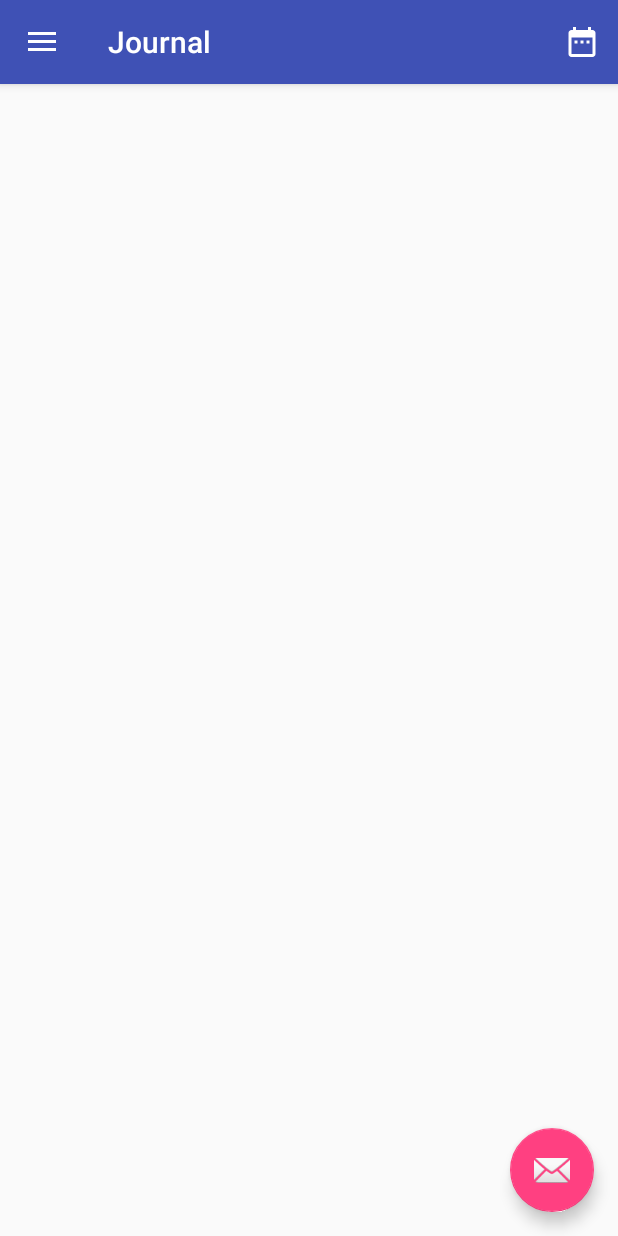
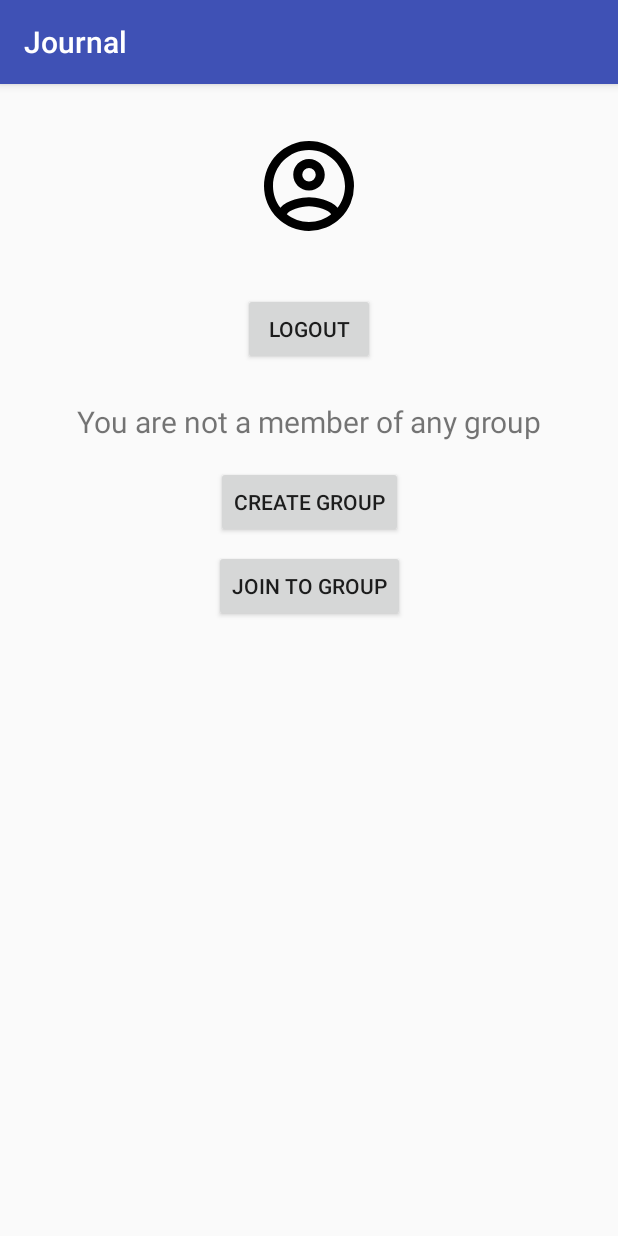
Before and after one commit to pasichenko/Journal, an Android app: the screen it shows after launch once a user with an empty profile is signed in (MainActivity before the commit, StartGroupActivity after it), on a phone screen of 412 x 824 dp. Run offline under Robolectric (Android 15) with nearby library versions, the light colour scheme and no system bars; our stand-ins replace ButterKnife, Firebase (no records; nobody signed in at launch, a user with empty details on screens opened directly), Picasso.

Commit message:
Add ButterKnife Add sign in via google account

```diff
--- a/app/build.gradle
+++ b/app/build.gradle
@@ -44,6 +44,10 @@ android {
                 proguardFiles getDefaultProguardFile('proguard-android.txt'), 'proguard-rules.pro'
             }
         }
+        compileOptions {
+            sourceCompatibility JavaVersion.VERSION_1_8
+            targetCompatibility JavaVersion.VERSION_1_8
+        }
     } else {
         throw new FileNotFoundException("Could not read version.properties!")
     }
--- a/app/src/main/AndroidManifest.xml
+++ b/app/src/main/AndroidManifest.xml
@@ -2,6 +2,7 @@
 <manifest xmlns:android="http://schemas.android.com/apk/res/android"
     package="com.makspasich.journal">
 
+    <uses-permission android:name="android.permission.INTERNET" />
     <application
         android:allowBackup="true"
         android:icon="@mipmap/ic_launcher"
@@ -9,11 +10,12 @@
         android:roundIcon="@mipmap/ic_launcher_round"
         android:supportsRtl="true"
         android:theme="@style/AppTheme">
+        <activity android:name=".activities.StartGroupActivity"></activity>
         <activity
             android:name=".MainActivity"
             android:label="@string/app_name"
             android:screenOrientation="portrait"
-            android:theme="@style/AppTheme.NoActionBar"></activity>
+            android:theme="@style/AppTheme.NoActionBar" />
         <activity android:name=".SignInActivity">
             <intent-filter>
                 <action android:name="android.intent.action.MAIN" />
--- a/app/src/main/java/com/makspasich/journal/MainActivity.java
+++ b/app/src/main/java/com/makspasich/journal/MainActivity.java
@@ -4,6 +4,7 @@ import android.os.Bundle;
 import android.view.Menu;
 import android.view.MenuItem;
 import android.view.View;
+import android.widget.TextView;
 import android.widget.Toast;
 
 import androidx.annotation.NonNull;
@@ -16,27 +17,49 @@ import androidx.drawerlayout.widget.DrawerLayout;
 import com.google.android.material.floatingactionbutton.FloatingActionButton;
 import com.google.android.material.navigation.NavigationView;
 import com.google.android.material.snackbar.Snackbar;
+import com.google.firebase.auth.FirebaseAuth;
+import com.google.firebase.database.DatabaseReference;
+import com.google.firebase.database.FirebaseDatabase;
+
+import butterknife.BindView;
+import butterknife.ButterKnife;
+import butterknife.Unbinder;
 
 public class MainActivity extends AppCompatActivity
-        implements
-        NavigationView.OnNavigationItemSelectedListener {
+        implements NavigationView.OnNavigationItemSelectedListener {
+    private static final String TAG = "MainActivity";
 
-    public static final String DATABASE_NAME = "data.db";
-    public static final int DATABASE_VERSION = 1;
-    public static int selectedDay;
-    public static int selectedMonth;
-    public static int selectedYear;
-    private DrawerLayout drawer;
+    private Unbinder mUnbinder;
+
+    private final FirebaseAuth mAuth;
+    private final DatabaseReference mRootReference;
+
+    //region BindView
+    @BindView(R.id.drawer_layout)
+    protected DrawerLayout drawer;
+    @BindView(R.id.fab)
+    protected FloatingActionButton fab;
+    @BindView(R.id.toolbar)
+    protected Toolbar toolbar;
+    @BindView(R.id.nav_view)
+    protected NavigationView navigationView;
+    //endregion
+
+    private String keyGroup;
+
+    public MainActivity() {
+        mAuth = FirebaseAuth.getInstance();
+        mRootReference = FirebaseDatabase.getInstance().getReference();
+    }
 
     @Override
-    protected void onCreate(Bundle savedInstanceState) {
+    protected void onCreate(final Bundle savedInstanceState) {
         super.onCreate(savedInstanceState);
         setContentView(R.layout.activity_main);
-
-        Toolbar toolbar = findViewById(R.id.toolbar);
+        mUnbinder = ButterKnife.bind(this);
+        keyGroup = getIntent().getStringExtra(SignInActivity.KEY_GROUP);
         setSupportActionBar(toolbar);
 
-        FloatingActionButton fab = findViewById(R.id.fab);
         fab.setOnClickListener(new View.OnClickListener() {
             @Override
             public void onClick(View view) {
@@ -45,9 +68,6 @@ public class MainActivity extends AppCompatActivity
             }
         });
 
-        drawer = findViewById(R.id.drawer_layout);
-
-        NavigationView navigationView = findViewById(R.id.nav_view);
         navigationView.setNavigationItemSelectedListener(this);
 
         ActionBarDrawerToggle toggle = new ActionBarDrawerToggle(
@@ -55,6 +75,16 @@ public class MainActivity extends AppCompatActivity
         drawer.addDrawerListener(toggle);
         toggle.syncState();
 
+        TextView displayName = navigationView.getHeaderView(0).findViewById(R.id.display_name);
+        TextView email = navigationView.getHeaderView(0).findViewById(R.id.email);
+        displayName.setText(mAuth.getCurrentUser().getDisplayName());
+        email.setText(mAuth.getCurrentUser().getEmail());
+    }
+
+    @Override
+    protected void onDestroy() {
+        super.onDestroy();
+        mUnbinder.unbind();
     }
 
     @Override
@@ -93,26 +123,15 @@ public class MainActivity extends AppCompatActivity
     public boolean onNavigationItemSelected(@NonNull MenuItem item) {
         switch (item.getItemId()) {
             case R.id.set_couples_attendance:
-//                getSupportFragmentManager().beginTransaction().replace(R.id.fragment_container,
-//                        new FragmentSetCouplesAttendance()).commit();
                 break;
             case R.id.reason_for_missing_couples:
-//                getSupportFragmentManager().beginTransaction().replace(R.id.fragment_container,
-//                        new FragmentReasonForMissingCouples()).commit();
                 break;
             case R.id.check_couples_attendance:
-//                getSupportFragmentManager().beginTransaction().replace(R.id.fragment_container,
-//                        new FragmentCheckCouplesAttendance()).commit();
                 break;
             case R.id.report_couples_attendance:
-//                getSupportFragmentManager().beginTransaction().replace(R.id.fragment_container,
-//                        new FragmentReportCouplesAttendance()).commit();
                 break;
 
             case R.id.setting_database:
-//                Intent intent = new Intent(MainActivity.this, SettingActivity.class);
-//                startActivity(intent);
-                //Toast.makeText(this, R.string.setting_database, Toast.LENGTH_SHORT).show();
                 break;
             case R.id.nav_send:
                 Toast.makeText(this, R.string.about, Toast.LENGTH_SHORT).show();
@@ -121,5 +140,4 @@ public class MainActivity extends AppCompatActivity
         drawer.closeDrawer(GravityCompat.START);
         return true;
     }
-
 }
--- a/app/src/main/java/com/makspasich/journal/SignInActivity.java
+++ b/app/src/main/java/com/makspasich/journal/SignInActivity.java
@@ -3,8 +3,6 @@ package com.makspasich.journal;
 import android.content.Intent;
 import android.os.Bundle;
 import android.util.Log;
-import android.view.View;
-import android.widget.TextView;
 
 import androidx.annotation.NonNull;
 
@@ -12,49 +10,58 @@ import com.google.android.gms.auth.api.signin.GoogleSignIn;
 import com.google.android.gms.auth.api.signin.GoogleSignInAccount;
 import com.google.android.gms.auth.api.signin.GoogleSignInClient;
 import com.google.android.gms.auth.api.signin.GoogleSignInOptions;
+import com.google.android.gms.common.SignInButton;
 import com.google.android.gms.common.api.ApiException;
-import com.google.android.gms.tasks.OnCompleteListener;
 import com.google.android.gms.tasks.Task;
 import com.google.android.material.snackbar.Snackbar;
 import com.google.firebase.auth.AuthCredential;
-import com.google.firebase.auth.AuthResult;
 import com.google.firebase.auth.FirebaseAuth;
 import com.google.firebase.auth.FirebaseUser;
 import com.google.firebase.auth.GoogleAuthProvider;
+import com.google.firebase.database.DataSnapshot;
+import com.google.firebase.database.DatabaseError;
 import com.google.firebase.database.DatabaseReference;
 import com.google.firebase.database.FirebaseDatabase;
+import com.google.firebase.database.ValueEventListener;
+import com.makspasich.journal.activities.StartGroupActivity;
 import com.makspasich.journal.data.model.User;
+import com.makspasich.journal.data.utils.Constants;
+
+import java.util.Objects;
+
+import butterknife.BindView;
+import butterknife.ButterKnife;
+import butterknife.Unbinder;
 
 public class SignInActivity extends BaseActivity {
+    private static final String TAG = "GoogleActivity";
 
-    private static final String TAG = "GoogleActivity";
+    private Unbinder mUnbinder;
+
     private static final int RC_SIGN_IN = 9001;
+    public static final String KEY_GROUP = "key_group";
+    private final FirebaseAuth mAuth;
+    private final DatabaseReference mRootReference;
+    private GoogleSignInClient mGoogleSignInClient;
 
-    private FirebaseAuth mAuth;
-    private final DatabaseReference mRootDatabase;
-    private GoogleSignInClient mGoogleSignInClient;
-    private TextView mStatusTextView;
-    private TextView mDetailTextView;
+    //region BindView
+    @BindView(R.id.sign_in_google_account)
+    protected SignInButton signInButton;
+    //endregion
 
     public SignInActivity() {
-        mRootDatabase = FirebaseDatabase.getInstance().getReference();
+        mAuth = FirebaseAuth.getInstance();
+        mRootReference = FirebaseDatabase.getInstance().getReference();
     }
 
     @Override
     protected void onCreate(Bundle savedInstanceState) {
         super.onCreate(savedInstanceState);
         setContentView(R.layout.signin_activity);
-
-        mStatusTextView = findViewById(R.id.status);
-        mDetailTextView = findViewById(R.id.detail);
+        mUnbinder = ButterKnife.bind(this);
         setProgressBar(R.id.progressBar);
 
-        findViewById(R.id.button).setOnClickListener(new View.OnClickListener() {
-            @Override
-            public void onClick(View v) {
-                signIn();
-            }
-        });
+        signInButton.setOnClickListener(v -> signIn());
 
         // Configure Google Sign In
         GoogleSignInOptions gso = new GoogleSignInOptions.Builder(GoogleSignInOptions.DEFAULT_SIGN_IN)
@@ -63,8 +70,6 @@ public class SignInActivity extends BaseActivity {
                 .build();
 
         mGoogleSignInClient = GoogleSignIn.getClient(this, gso);
-
-        mAuth = FirebaseAuth.getInstance();
     }
 
     // [START on_start_check_user]
@@ -76,6 +81,12 @@ public class SignInActivity extends BaseActivity {
         if (currentUser != null) {
             onAuthSuccess(currentUser);
         }
+    }
+
+    @Override
+    protected void onDestroy() {
+        super.onDestroy();
+        mUnbinder.unbind();
     }
 
     @Override
@@ -102,9 +113,7 @@ public class SignInActivity extends BaseActivity {
 
         AuthCredential credential = GoogleAuthProvider.getCredential(acct.getIdToken(), null);
         mAuth.signInWithCredential(credential)
-                .addOnCompleteListener(this, new OnCompleteListener<AuthResult>() {
-                    @Override
-                    public void onComplete(@NonNull Task<AuthResult> task) {
+                .addOnCompleteListener(this, task -> {
                     if (task.isSuccessful()) {
                         Log.d(TAG, "signInWithCredential:success");
                         FirebaseUser user = mAuth.getCurrentUser();
@@ -115,7 +124,6 @@ public class SignInActivity extends BaseActivity {
                     }
 
                     hideProgressBar();
-                    }
                 });
     }
 
@@ -127,13 +135,40 @@ public class SignInActivity extends BaseActivity {
     private void onAuthSuccess(FirebaseUser user) {
         String username = usernameFromEmail(user.getEmail());
         writeNewUser(user.getUid(), username, user.getEmail());
-        startActivity(new Intent(SignInActivity.this, MainActivity.class));
+        mRootReference.child(Constants.KEY_USER_GROUP).addListenerForSingleValueEvent(new ValueEventListener() {
+            @Override
+            public void onDataChange(@NonNull DataSnapshot dataSnapshot) {
+                boolean isFound = false;
+                String keyGroup = null;
+                for (DataSnapshot userGroup : dataSnapshot.getChildren()) {
+                    if (Objects.equals(userGroup.getKey(), mAuth.getCurrentUser().getUid())) {
+                        isFound = true;
+                        keyGroup = (String) userGroup.getValue();
+                        break;
+                    }
+                }
+                if (isFound) {
+                    Intent intent = new Intent(SignInActivity.this, MainActivity.class);
+                    intent.putExtra(KEY_GROUP, keyGroup);
+                    startActivity(intent);
                     finish();
+                } else {
+                    Intent intent = new Intent(SignInActivity.this, StartGroupActivity.class);
+                    startActivity(intent);
+                    finish();
+                }
+            }
+
+            @Override
+            public void onCancelled(@NonNull DatabaseError databaseError) {
+
+            }
+        });
     }
 
     private void writeNewUser(String userId, String name, String email) {
         User user = new User(name, email);
-        mRootDatabase.child("users").child(userId).setValue(user);
+        mRootReference.child("users").child(userId).setValue(user);
     }
 
     private String usernameFromEmail(String email) {
--- /dev/null
+++ b/app/src/main/java/com/makspasich/journal/activities/StartGroupActivity.java
@@ -0,0 +1,92 @@
+package com.makspasich.journal.activities;
+
+import android.content.Intent;
+import android.net.Uri;
+import android.os.Bundle;
+import android.widget.Button;
+import android.widget.ImageView;
+import android.widget.TextView;
+
+import androidx.appcompat.app.AppCompatActivity;
+
+import com.google.android.gms.auth.api.signin.GoogleSignIn;
+import com.google.android.gms.auth.api.signin.GoogleSignInClient;
+import com.google.android.gms.auth.api.signin.GoogleSignInOptions;
+import com.google.firebase.auth.FirebaseAuth;
+import com.google.firebase.database.DatabaseReference;
+import com.google.firebase.database.FirebaseDatabase;
+import com.makspasich.journal.R;
+import com.makspasich.journal.SignInActivity;
+import com.makspasich.journal.data.utils.CircularTransformation;
+import com.squareup.picasso.Picasso;
+
+import butterknife.BindView;
+import butterknife.ButterKnife;
+import butterknife.Unbinder;
+
+public class StartGroupActivity extends AppCompatActivity {
+    private static final String TAG = "StartGroupActivity";
+
+    private Unbinder mUnbinder;
+
+    private final FirebaseAuth mAuth;
+    private GoogleSignInClient mGoogleSignInClient;
+    private final DatabaseReference mRootReference;
+
+    //region BindView
+    @BindView(R.id.avatar_user)
+    protected ImageView avatarUser;
+    @BindView(R.id.display_name)
+    protected TextView displayNameUser;
+    @BindView(R.id.sign_out)
+    protected Button signOutButton;
+    //endregion
+
+    public StartGroupActivity() {
+        mAuth = FirebaseAuth.getInstance();
+        mRootReference = FirebaseDatabase.getInstance().getReference();
+    }
+
+    @Override
+    protected void onCreate(Bundle savedInstanceState) {
+        super.onCreate(savedInstanceState);
+        setContentView(R.layout.activity_start_group);
+        mUnbinder = ButterKnife.bind(this);
+
+        signOutButton.setOnClickListener(v -> signOut());
+        if (mAuth.getCurrentUser() != null) {
+            displayNameUser.setText(mAuth.getCurrentUser().getDisplayName());
+            Uri photoUri = mAuth.getCurrentUser().getPhotoUrl();
+            Picasso.get()
+                    .load(photoUri)
+                    .placeholder(R.drawable.account_circle_outline)
+                    .error(R.drawable.ic_warning)
+                    .transform(new CircularTransformation(0))
+                    .into(avatarUser);
+        }
+
+        GoogleSignInOptions gso = new GoogleSignInOptions.Builder(GoogleSignInOptions.DEFAULT_SIGN_IN)
+                .requestIdToken(getString(R.string.default_web_client_id))
+                .requestEmail()
+                .build();
+        mGoogleSignInClient = GoogleSignIn.getClient(this, gso);
+
+    }
+
+    private void signOut() {
+        mAuth.signOut();
+
+        // Google sign out
+        mGoogleSignInClient.signOut().addOnCompleteListener(this, task -> {
+            Intent intent = new Intent(StartGroupActivity.this, SignInActivity.class);
+            startActivity(intent);
+            finish();
+        });
+    }
+
+    @Override
+    protected void onDestroy() {
+        super.onDestroy();
+        mUnbinder.unbind();
+    }
+}
--- /dev/null
+++ b/app/src/main/java/com/makspasich/journal/data/utils/Constants.java
@@ -0,0 +1,5 @@
+package com.makspasich.journal.data.utils;
+
+public class Constants {
+    public static final String KEY_USER_GROUP = "user_group";
+}
--- /dev/null
+++ b/app/src/main/res/drawable-v21/ic_warning.xml
@@ -0,0 +1,5 @@
+<vector android:height="24dp" android:tint="#800405"
+    android:viewportHeight="24.0" android:viewportWidth="24.0"
+    android:width="24dp" xmlns:android="http://schemas.android.com/apk/res/android">
+    <path android:fillColor="#FF000000" android:pathData="M1,21h22L12,2 1,21zM13,18h-2v-2h2v2zM13,14h-2v-4h2v4z"/>
+</vector>
--- /dev/null
+++ b/app/src/main/res/drawable/account_circle_outline.xml
@@ -0,0 +1,8 @@
+<!-- drawable/account_circle_outline.xml -->
+<vector xmlns:android="http://schemas.android.com/apk/res/android"
+    android:height="24dp"
+    android:width="24dp"
+    android:viewportWidth="24"
+    android:viewportHeight="24">
+    <path android:fillColor="#000" android:pathData="M12,2A10,10 0 0,0 2,12A10,10 0 0,0 12,22A10,10 0 0,0 22,12A10,10 0 0,0 12,2M7.07,18.28C7.5,17.38 10.12,16.5 12,16.5C13.88,16.5 16.5,17.38 16.93,18.28C15.57,19.36 13.86,20 12,20C10.14,20 8.43,19.36 7.07,18.28M18.36,16.83C16.93,15.09 13.46,14.5 12,14.5C10.54,14.5 7.07,15.09 5.64,16.83C4.62,15.5 4,13.82 4,12C4,7.59 7.59,4 12,4C16.41,4 20,7.59 20,12C20,13.82 19.38,15.5 18.36,16.83M12,6C10.06,6 8.5,7.56 8.5,9.5C8.5,11.44 10.06,13 12,13C13.94,13 15.5,11.44 15.5,9.5C15.5,7.56 13.94,6 12,6M12,11A1.5,1.5 0 0,1 10.5,9.5A1.5,1.5 0 0,1 12,8A1.5,1.5 0 0,1 13.5,9.5A1.5,1.5 0 0,1 12,11Z" />
+</vector>
--- /dev/null
+++ b/app/src/main/res/layout/activity_start_group.xml
@@ -0,0 +1,78 @@
+<?xml version="1.0" encoding="utf-8"?>
+<androidx.constraintlayout.widget.ConstraintLayout xmlns:android="http://schemas.android.com/apk/res/android"
+    xmlns:app="http://schemas.android.com/apk/res-auto"
+    xmlns:tools="http://schemas.android.com/tools"
+    android:layout_width="match_parent"
+    android:layout_height="match_parent"
+    tools:context=".activities.StartGroupActivity">
+
+    <TextView
+        android:id="@+id/message"
+        android:layout_width="wrap_content"
+        android:layout_height="wrap_content"
+        android:layout_marginTop="24dp"
+        android:text="@string/you_not_member_group"
+        android:textSize="20sp"
+        app:layout_constraintBottom_toTopOf="@+id/create_group"
+        app:layout_constraintHorizontal_bias="0.5"
+        app:layout_constraintLeft_toLeftOf="parent"
+        app:layout_constraintRight_toRightOf="parent"
+        app:layout_constraintTop_toBottomOf="@+id/sign_out"
+        app:layout_constraintVertical_chainStyle="packed" />
+
+    <Button
+        android:id="@+id/create_group"
+        android:layout_width="wrap_content"
+        android:layout_height="wrap_content"
+        android:layout_marginTop="16dp"
+        android:text="Create group"
+        app:layout_constraintBottom_toTopOf="@+id/join_to_group"
+        app:layout_constraintEnd_toEndOf="parent"
+        app:layout_constraintStart_toStartOf="parent"
+        app:layout_constraintTop_toBottomOf="@+id/message" />
+
+    <Button
+        android:id="@+id/join_to_group"
+        android:layout_width="wrap_content"
+        android:layout_height="wrap_content"
+        android:layout_marginTop="8dp"
+        android:text="Join to group"
+        app:layout_constraintEnd_toEndOf="parent"
+        app:layout_constraintStart_toStartOf="parent"
+        app:layout_constraintTop_toBottomOf="@+id/create_group" />
+
+    <androidx.constraintlayout.widget.Group
+        android:id="@+id/no_group"
+        android:layout_width="wrap_content"
+        android:layout_height="wrap_content"
+        app:constraint_referenced_ids="join_to_group,message,create_group" />
+
+    <ImageView
+        android:id="@+id/avatar_user"
+        android:layout_width="72dp"
+        android:layout_height="72dp"
+        android:layout_marginTop="32dp"
+        app:layout_constraintEnd_toEndOf="parent"
+        app:layout_constraintStart_toStartOf="parent"
+        app:layout_constraintTop_toTopOf="parent"
+        tools:src="@tools:sample/avatars" />
+
+    <Button
+        android:id="@+id/sign_out"
+        android:layout_width="wrap_content"
+        android:layout_height="wrap_content"
+        android:layout_marginTop="8dp"
+        android:text="Logout"
+        app:layout_constraintEnd_toEndOf="parent"
+        app:layout_constraintStart_toStartOf="parent"
+        app:layout_constraintTop_toBottomOf="@+id/display_name" />
+
+    <TextView
+        android:id="@+id/display_name"
+        android:layout_width="wrap_content"
+        android:layout_height="wrap_content"
+        android:layout_marginTop="8dp"
+        app:layout_constraintEnd_toEndOf="parent"
+        app:layout_constraintStart_toStartOf="parent"
+        app:layout_constraintTop_toBottomOf="@+id/avatar_user" />
+</androidx.constraintlayout.widget.ConstraintLayout>
--- a/app/src/main/res/values/strings.xml
+++ b/app/src/main/res/values/strings.xml
@@ -25,6 +25,7 @@
     <string name="v">В</string>
     <string name="vidp">ВІДП</string>
     <string name="ch">Ч</string>
+    <string name="you_not_member_group">You are not a member of any group</string>
 
     <string-array name="spinner_visit_status">
         <item>@string/np</item>
```
Also changed, not shown: app/src/main/java/com/makspasich/journal/data/utils/CircularTransformation.java (added, +60 -0 lines), app/src/main/res/layout/nav_header_main.xml (+8 -10 lines), app/src/main/res/layout/signin_activity.xml (+14 -25 lines), 1 other file. Lines whose indentation alone changed are shown as unchanged.
